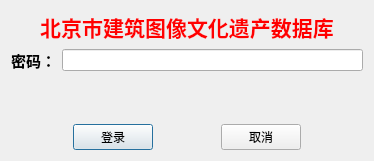
Qt form login.ui (yedushusheng/ArcArc) before a commit.
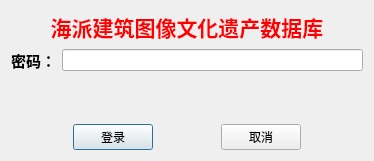
The same form after that commit.

```diff
--- a/login.ui
+++ b/login.ui
@@ -17,7 +17,7 @@
    <item>
     <widget class="QLabel" name="label_2">
      <property name="text">
-      <string>&lt;html&gt;&lt;head/&gt;&lt;body&gt;&lt;p align=&quot;center&quot;&gt;&lt;span style=&quot; font-size:16pt; font-weight:600; color:#ff0000;&quot;&gt;北京市建筑图像文化遗产数据库&lt;/span&gt;&lt;/p&gt;&lt;/body&gt;&lt;/html&gt;</string>
+      <string>&lt;html&gt;&lt;head/&gt;&lt;body&gt;&lt;p align=&quot;center&quot;&gt;&lt;span style=&quot; font-size:16pt; font-weight:600; color:#ff0000;&quot;&gt;海派建筑图像文化遗产数据库&lt;/span&gt;&lt;/p&gt;&lt;/body&gt;&lt;/html&gt;</string>
      </property>
     </widget>
    </item>
```
